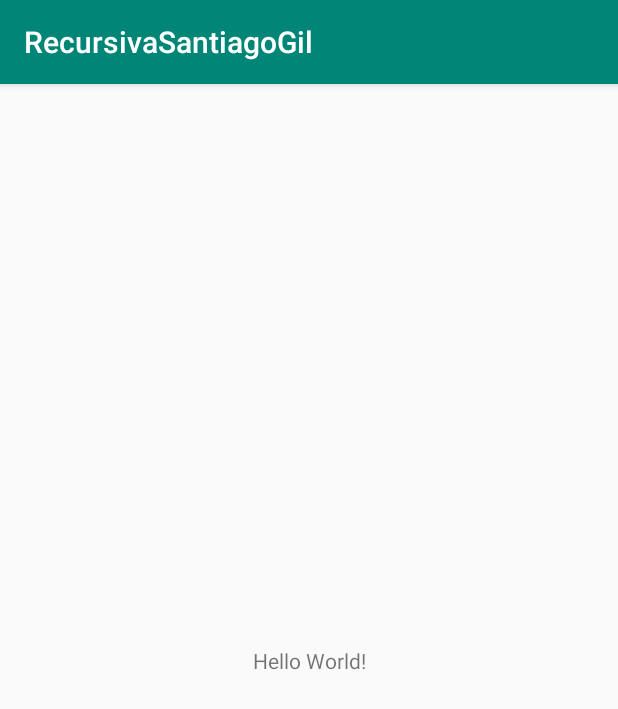
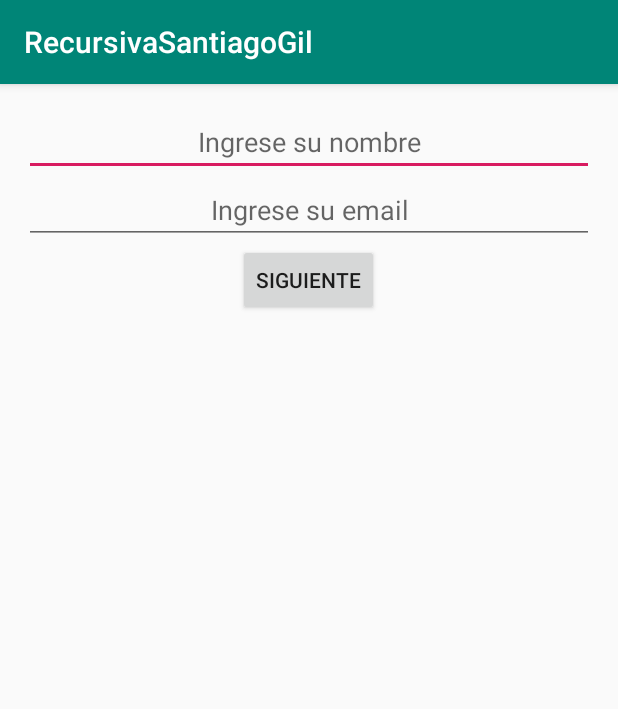
Before and after one commit to simplejidad/EjercicioRecursiva, an Android app: the screen it shows after launch (MainActivity), on a phone screen of 412 x 824 dp. Shown: the top 709 px of the screen. Run offline under Robolectric (Android 15) with nearby library versions, the phone set to English and light mode, and no system bars; our stand-ins replace Room's generated code.

```diff
--- a/app/build.gradle
+++ b/app/build.gradle
@@ -24,6 +24,7 @@ dependencies {
     implementation 'androidx.appcompat:appcompat:1.1.0'
     implementation 'androidx.constraintlayout:constraintlayout:1.1.3'
     implementation "androidx.room:room-runtime:$room_version"
+    implementation 'androidx.legacy:legacy-support-v4:1.0.0'
     annotationProcessor "androidx.room:room-compiler:$room_version"
     testImplementation 'junit:junit:4.12'
     androidTestImplementation 'androidx.test:runner:1.2.0'
--- a/app/src/main/AndroidManifest.xml
+++ b/app/src/main/AndroidManifest.xml
@@ -3,7 +3,7 @@
     package="com.example.recursivasantiagogil">
 
     <application
-        android:allowBackup="true"
+        android:allowBackup="false"
         android:icon="@mipmap/ic_launcher"
         android:label="@string/app_name"
         android:roundIcon="@mipmap/ic_launcher_round"
--- a/app/src/main/java/com/example/recursivasantiagogil/MainActivity.java
+++ b/app/src/main/java/com/example/recursivasantiagogil/MainActivity.java
@@ -1,14 +1,74 @@
 package com.example.recursivasantiagogil;
-
-import androidx.appcompat.app.AppCompatActivity;
 
 import android.os.Bundle;
 
-public class MainActivity extends AppCompatActivity {
+import androidx.appcompat.app.AppCompatActivity;
+import androidx.fragment.app.Fragment;
+
+import com.example.recursivasantiagogil.model.QuestionsDatabase;
+import com.example.recursivasantiagogil.model.Test;
+import com.example.recursivasantiagogil.view.LoginFragment;
+import com.example.recursivasantiagogil.view.SingleAnswerQuestionFragment;
+
+import java.util.ArrayList;
+import java.util.List;
+
+public class MainActivity extends AppCompatActivity implements
+        LoginFragment.FragmentLoginListener
+        , SingleAnswerQuestionFragment.SingleAnswerFragmentSubmitAnswerListener {
+
+    private Test test;
+    private List<Fragment> fragmentList = new ArrayList<>();
 
     @Override
     protected void onCreate(Bundle savedInstanceState) {
         super.onCreate(savedInstanceState);
         setContentView(R.layout.activity_main);
+
+       test = new Test();
+
+       loadFragments();
+
+       showLoginFragment();
+
+    }
+
+    private void showLoginFragment() {
+        showFragment(fragmentList.get(0));
+    }
+
+    private void loadFragments() {
+        fragmentList.add(new LoginFragment());
+        QuestionsDatabase questionsDatabase = QuestionsDatabase.getInstance(MainActivity.this);
+        for (int i = 0; i < 5; i++) {
+            fragmentList.add(SingleAnswerQuestionFragment.newInstance(i + 1, questionsDatabase));
+        }
+
+    }
+
+    private void showFragment(Fragment fragment) {
+        getSupportFragmentManager()
+                .beginTransaction()
+                .replace(R.id.fragmentHolder, fragment)
+                .commit();
+    }
+
+    @Override
+    public void onLoginNextClicked(String name, String email) {
+       test.setName(name);
+       test.setEmail(email);
+       test.nextQuestion();
+       loadQuestionFragment();
+    }
+
+    private void loadQuestionFragment() {
+        showFragment(fragmentList.get(test.getCurrentQuestion()));
+    }
+
+    @Override
+    public void submitAnwer(Boolean isCorrect) {
+        test.submitAnswer(isCorrect);
+        test.nextQuestion();
+        loadQuestionFragment();
     }
 }
--- a/app/src/main/java/com/example/recursivasantiagogil/model/QuestionDAO.java
+++ b/app/src/main/java/com/example/recursivasantiagogil/model/QuestionDAO.java
@@ -23,4 +23,7 @@ public interface QuestionDAO {
     @Query("SELECT * FROM questions_table")
     List<Question> getAllQuestions();
 
+    @Query("SELECT * FROM questions_table WHERE id ==:questionId")
+    Question getQuestionById(int questionId);
+
 }
--- /dev/null
+++ b/app/src/main/java/com/example/recursivasantiagogil/view/LoginFragment.java
@@ -0,0 +1,67 @@
+package com.example.recursivasantiagogil.view;
+
+
+import android.content.Context;
+import android.os.Bundle;
+import android.view.LayoutInflater;
+import android.view.View;
+import android.view.ViewGroup;
+import android.widget.Button;
+import android.widget.EditText;
+
+import androidx.annotation.NonNull;
+import androidx.annotation.Nullable;
+import androidx.fragment.app.Fragment;
+
+import com.example.recursivasantiagogil.R;
+
+/**
+ * A simple {@link Fragment} subclass.
+ */
+public class LoginFragment extends Fragment {
+
+    private EditText editTextName;
+    private EditText editTextEmail;
+    private Button buttonNext;
+    private FragmentLoginListener fragmentLoginListener;
+
+
+    public LoginFragment() {
+    }
+
+
+    @Override
+    public View onCreateView(LayoutInflater inflater, ViewGroup container,
+                             Bundle savedInstanceState) {
+        return inflater.inflate(R.layout.fragment_login, container, false);
+    }
+
+    @Override
+    public void onViewCreated(@NonNull View view, @Nullable Bundle savedInstanceState) {
+        super.onViewCreated(view, savedInstanceState);
+
+        editTextName = view.findViewById(R.id.editTextUserName);
+        editTextEmail = view.findViewById(R.id.editTextUserEmail);
+        buttonNext = view.findViewById(R.id.buttonNext);
+
+        buttonNext.setOnClickListener(new View.OnClickListener() {
+            @Override
+            public void onClick(View v) {
+                fragmentLoginListener.onLoginNextClicked(
+                        editTextName.getText().toString(), editTextEmail.getText().toString()
+                );
+            }
+        });
+
+    }
+
+    public interface FragmentLoginListener{
+        void onLoginNextClicked(String name, String email);
+    }
+
+    @Override
+    public void onAttach(@NonNull Context context) {
+        super.onAttach(context);
+        fragmentLoginListener = (FragmentLoginListener) context;
+    }
+}
--- /dev/null
+++ b/app/src/main/java/com/example/recursivasantiagogil/view/SingleAnswerQuestionFragment.java
@@ -0,0 +1,167 @@
+package com.example.recursivasantiagogil.view;
+
+
+import android.content.Context;
+import android.os.AsyncTask;
+import android.os.Bundle;
+
+import androidx.annotation.NonNull;
+import androidx.annotation.Nullable;
+import androidx.fragment.app.Fragment;
+
+import android.view.LayoutInflater;
+import android.view.View;
+import android.view.ViewGroup;
+import android.widget.Button;
+import android.widget.RadioButton;
+import android.widget.RadioGroup;
+import android.widget.TextView;
+
+import com.example.recursivasantiagogil.R;
+import com.example.recursivasantiagogil.model.Answer;
+import com.example.recursivasantiagogil.model.Question;
+import com.example.recursivasantiagogil.model.QuestionsDatabase;
+
+import java.util.List;
+
+/**
+ * A simple {@link Fragment} subclass.
+ */
+public class SingleAnswerQuestionFragment extends Fragment {
+
+    public static final String QUESTION_ID = "question id";
+
+    private QuestionsDatabase questionsDatabase;
+    private TextView textViewQuestion;
+    private RadioButton radioButtonA;
+    private RadioButton radioButtonB;
+    private RadioButton radioButtonC;
+    private Question question;
+    private List<Answer> answerList;
+    private Button nextButton;
+    private RadioGroup radioGroup;
+    private SingleAnswerFragmentSubmitAnswerListener singleAnswerFragmentSubmitAnswerListener;
+
+    public static SingleAnswerQuestionFragment newInstance(int questionId, QuestionsDatabase questionsDatabase) {
+        Bundle bundle = new Bundle();
+        bundle.putInt(QUESTION_ID, questionId);
+        SingleAnswerQuestionFragment fragment = new SingleAnswerQuestionFragment();
+        fragment.setArguments(bundle);
+        fragment.questionsDatabase = questionsDatabase;
+
+        return fragment;
+    }
+
+
+    public SingleAnswerQuestionFragment() {
+    }
+
+
+    @Override
+    public View onCreateView(LayoutInflater inflater, ViewGroup container,
+                             Bundle savedInstanceState) {
+        return inflater.inflate(R.layout.fragment_single_answer_question, container, false);
+    }
+
+    @Override
+    public void onViewCreated(@NonNull View view, @Nullable Bundle savedInstanceState) {
+        super.onViewCreated(view, savedInstanceState);
+
+        textViewQuestion = view.findViewById(R.id.textViewQuestion);
+        radioButtonA = view.findViewById(R.id.radioButtonAnswerA);
+        radioButtonB = view.findViewById(R.id.radioButtonAnswerB);
+        radioButtonC = view.findViewById(R.id.radioButtonAnswerC);
+        nextButton = view.findViewById(R.id.buttonNext);
+        radioGroup = view.findViewById(R.id.radioGroup);
+
+        loadQuestion();
+
+        loadAnswers();
+
+        nextButton.setOnClickListener(new View.OnClickListener() {
+
+            @Override
+            public void onClick(View v) {
+                int selectedId = radioGroup.getCheckedRadioButtonId();
+
+                if (selectedId == radioButtonA.getId())
+                    submitAnswerA();
+                else if (selectedId == radioButtonB.getId())
+                    submitAnswerB();
+                else if (selectedId == radioButtonC.getId())
+                    submitAnswerC();
+                else
+                    submitNoAnswer();
+
+            }
+        });
+
+
+    }
+
+    private void submitAnswerA() {
+        singleAnswerFragmentSubmitAnswerListener.submitAnwer(answerList.get(0).isCorrect());
+    }
+
+    private void submitAnswerB() {
+        singleAnswerFragmentSubmitAnswerListener.submitAnwer(answerList.get(1).isCorrect());
+    }
+
+    private void submitAnswerC() {
+        singleAnswerFragmentSubmitAnswerListener.submitAnwer(answerList.get(2).isCorrect());
+    }
+
+    private void submitNoAnswer() {
+        singleAnswerFragmentSubmitAnswerListener.submitAnwer(null);
+    }
+
+    public interface SingleAnswerFragmentSubmitAnswerListener {
+        void submitAnwer(Boolean isCorrect);
+    }
+
+    private void loadAnswers() {
+        new LoadAnswersAsyncTask().execute();
+    }
+
+    private void loadQuestion() {
+        new LoadQuestionAsyncTask().execute();
+
+    }
+
+    @Override
+    public void onAttach(@NonNull Context context) {
+        super.onAttach(context);
+        singleAnswerFragmentSubmitAnswerListener = (SingleAnswerFragmentSubmitAnswerListener) context;
+    }
+
+    private class LoadQuestionAsyncTask extends AsyncTask<Void, Void, Void> {
+        @Override
+        protected Void doInBackground(Void... voids) {
+            question = questionsDatabase.questionDAO().getQuestionById(getArguments().getInt(QUESTION_ID));
+            return null;
+        }
+
+        @Override
+        protected void onPostExecute(Void aVoid) {
+            super.onPostExecute(aVoid);
+            textViewQuestion.setText(question.getQuestion());
+        }
+    }
+
+    private class LoadAnswersAsyncTask extends AsyncTask<Void, Void, Void> {
+
+        @Override
+        protected Void doInBackground(Void... voids) {
+            answerList = questionsDatabase.answerDAO().getAnswersForQuestion(getArguments().getInt(QUESTION_ID));
+            return null;
+        }
+
+        @Override
+        protected void onPostExecute(Void aVoid) {
+            super.onPostExecute(aVoid);
+            radioButtonA.setText(answerList.get(0).getAnswer());
+            radioButtonB.setText(answerList.get(1).getAnswer());
+            radioButtonC.setText(answerList.get(2).getAnswer());
+        }
+    }
+}
--- a/app/src/main/res/layout/activity_main.xml
+++ b/app/src/main/res/layout/activity_main.xml
@@ -6,13 +6,9 @@
     android:layout_height="match_parent"
     tools:context=".MainActivity">
 
-    <TextView
-        android:layout_width="wrap_content"
-        android:layout_height="wrap_content"
-        android:text="Hello World!"
-        app:layout_constraintBottom_toBottomOf="parent"
-        app:layout_constraintLeft_toLeftOf="parent"
-        app:layout_constraintRight_toRightOf="parent"
-        app:layout_constraintTop_toTopOf="parent" />
+    <FrameLayout
+        android:id="@+id/fragmentHolder"
+        android:layout_width="match_parent"
+        android:layout_height="match_parent"/>
 
 </androidx.constraintlayout.widget.ConstraintLayout>
--- /dev/null
+++ b/app/src/main/res/layout/fragment_login.xml
@@ -0,0 +1,31 @@
+<?xml version="1.0" encoding="utf-8"?>
+<LinearLayout xmlns:android="http://schemas.android.com/apk/res/android"
+    xmlns:tools="http://schemas.android.com/tools"
+    android:layout_width="match_parent"
+    android:layout_height="match_parent"
+    android:orientation="vertical"
+    android:layout_margin="16dp"
+    android:gravity="center_horizontal"
+    tools:context=".view.LoginFragment">
+
+    <EditText
+        android:id="@+id/editTextUserName"
+        android:layout_width="match_parent"
+        android:layout_height="wrap_content"
+        android:gravity="center_horizontal"
+        android:hint="Ingrese su nombre"/>
+
+    <EditText
+        android:id="@+id/editTextUserEmail"
+        android:layout_width="match_parent"
+        android:layout_height="wrap_content"
+        android:gravity="center_horizontal"
+        android:hint="Ingrese su email"/>
+
+    <Button
+        android:id="@+id/buttonNext"
+        android:layout_width="wrap_content"
+        android:layout_height="wrap_content"
+        android:text="Siguiente"/>
+
+</LinearLayout>
--- a/app/src/main/res/values/strings.xml
+++ b/app/src/main/res/values/strings.xml
@@ -1,3 +1,6 @@
 <resources>
     <string name="app_name">RecursivaSantiagoGil</string>
+
+    <!-- TODO: Remove or change this placeholder text -->
+    <string name="hello_blank_fragment">Hello blank fragment</string>
 </resources>
```
Also changed, not shown: app/src/main/java/com/example/recursivasantiagogil/model/QuestionsDatabase.java (+46 -42 lines), app/src/main/java/com/example/recursivasantiagogil/model/Test.java (+28 -0 lines), app/src/main/res/layout/fragment_single_answer_question.xml (added, +51 -0 lines).
